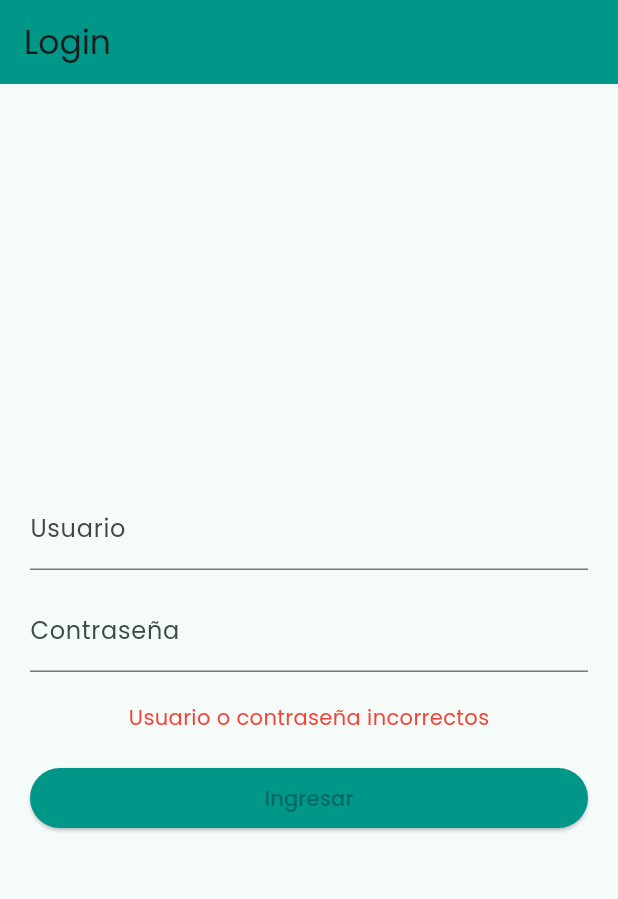
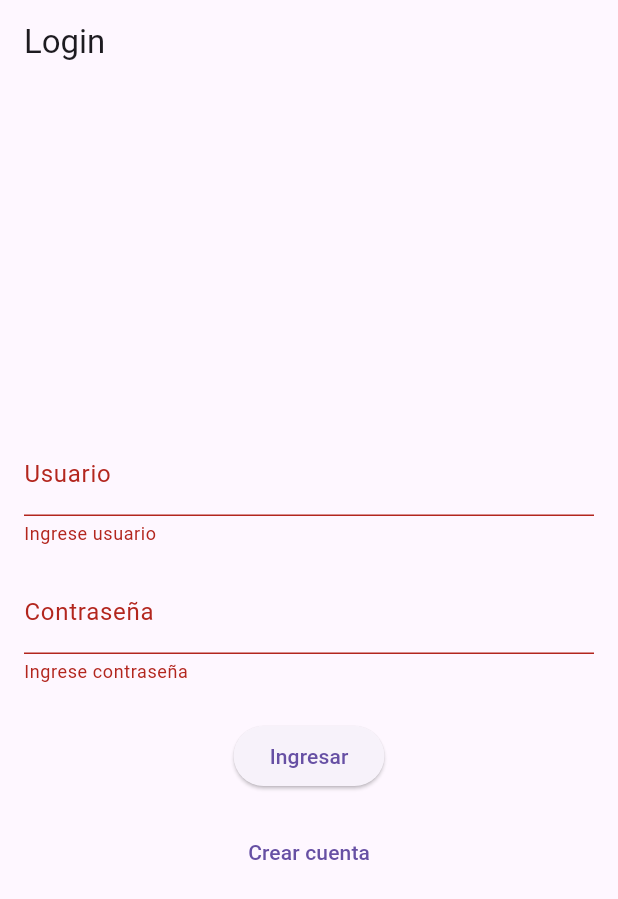
Before and after one commit to Ajvera2000/Citas_medicas_mobiles, a Flutter app: the screen it shows after launch, after a tap on "Ingresar", on a phone screen of 412 x 824 dp. Shown: the top 899 px of the screen. Run offline on Flutter 3.47's test engine with Material 3 defaults, Android fonts, the phone set to English and light mode, and no system bars; our stand-ins replace flutter_animate, flutter_local_notifications, flutter_slidable, google_fonts, shared_preferences, timezone; missing offline and left inert: dart:html.

Commit message:
register y mejora de citas

```diff
--- a/citas_medicas_app/lib/main.dart
+++ b/citas_medicas_app/lib/main.dart
@@ -1,31 +1,29 @@
 import 'package:flutter/material.dart';
-import 'pages/home_page.dart';
+import 'package:provider/provider.dart';
 import 'pages/login_page.dart';
-import 'services/auth_service.dart';
-import 'package:google_fonts/google_fonts.dart';
+import 'providers/appointment_provider.dart';
 
-void main() async {
-  WidgetsFlutterBinding.ensureInitialized();
-  final auth = AuthService();
-  final loggedIn = await auth.isLoggedIn();
-  runApp(MyApp(initialRoute: loggedIn ? const HomePage() : const LoginPage()));
+void main() {
+  runApp(const MyApp());
 }
 
 class MyApp extends StatelessWidget {
-  final Widget initialRoute;
-  const MyApp({super.key, required this.initialRoute});
+  const MyApp({super.key});
 
   @override
   Widget build(BuildContext context) {
-    return MaterialApp(
-      title: 'Citas Médicas',
-      debugShowCheckedModeBanner: false,
-      theme: ThemeData(
-        colorScheme: ColorScheme.fromSeed(seedColor: Colors.teal),
-        textTheme: GoogleFonts.poppinsTextTheme(),
-        useMaterial3: true,
+    return MultiProvider(
+      providers: [
+        ChangeNotifierProvider(create: (_) => AppointmentProvider()),
+      ],
+      child: MaterialApp(
+        debugShowCheckedModeBanner: false,
+        title: 'Citas Médicas',
+        theme: ThemeData(
+          primarySwatch: Colors.teal,
+        ),
+        home: const LoginPage(),
       ),
-      home: initialRoute,
     );
   }
 }
--- a/citas_medicas_app/lib/pages/login_page.dart
+++ b/citas_medicas_app/lib/pages/login_page.dart
@@ -1,6 +1,7 @@
 import 'package:flutter/material.dart';
 import '../services/auth_service.dart';
 import 'home_page.dart';
+import 'register_page.dart';
 
 class LoginPage extends StatefulWidget {
   const LoginPage({super.key});
@@ -10,65 +11,69 @@ class LoginPage extends StatefulWidget {
 }
 
 class _LoginPageState extends State<LoginPage> {
-  final _userCtrl = TextEditingController();
-  final _passCtrl = TextEditingController();
-  final _auth = AuthService();
-  bool _error = false;
+  final _usernameController = TextEditingController();
+  final _passwordController = TextEditingController();
+  final _formKey = GlobalKey<FormState>();
 
   void _login() async {
-    final success = await _auth.login(_userCtrl.text.trim(), _passCtrl.text);
+    if (_formKey.currentState!.validate()) {
+      final success = await AuthService().login(
+        _usernameController.text,
+        _passwordController.text,
+      );
       if (success) {
         Navigator.pushReplacement(
           context,
           MaterialPageRoute(builder: (_) => const HomePage()),
         );
       } else {
-      setState(() => _error = true);
+        ScaffoldMessenger.of(context).showSnackBar(
+          const SnackBar(content: Text('Usuario o contraseña incorrectos')),
+        );
       }
     }
-
-  @override
-  void dispose() {
-    _userCtrl.dispose();
-    _passCtrl.dispose();
-    super.dispose();
   }
 
   @override
   Widget build(BuildContext context) {
     return Scaffold(
-      appBar: AppBar(title: const Text('Login'), backgroundColor: Colors.teal),
+      appBar: AppBar(title: const Text('Login')),
       body: Padding(
-        padding: const EdgeInsets.all(20),
+        padding: const EdgeInsets.all(16),
+        child: Form(
+          key: _formKey,
           child: Column(
             mainAxisAlignment: MainAxisAlignment.center,
             children: [
-            TextField(
-              controller: _userCtrl,
+              TextFormField(
+                controller: _usernameController,
                 decoration: const InputDecoration(labelText: 'Usuario'),
+                validator: (v) => v!.isEmpty ? 'Ingrese usuario' : null,
               ),
-            const SizedBox(height: 12),
-            TextField(
-              controller: _passCtrl,
+              const SizedBox(height: 16),
+              TextFormField(
+                controller: _passwordController,
                 decoration: const InputDecoration(labelText: 'Contraseña'),
                 obscureText: true,
+                validator: (v) => v!.isEmpty ? 'Ingrese contraseña' : null,
               ),
-            const SizedBox(height: 20),
-            if (_error)
-              const Text(
-                'Usuario o contraseña incorrectos',
-                style: TextStyle(color: Colors.red),
-              ),
-            const SizedBox(height: 20),
-            SizedBox(
-              width: double.infinity,
-              child: ElevatedButton(
+              const SizedBox(height: 24),
+              ElevatedButton(
                 onPressed: _login,
                 child: const Text('Ingresar'),
-                style: ElevatedButton.styleFrom(backgroundColor: Colors.teal),
               ),
+              const SizedBox(height: 16),
+              TextButton(
+                onPressed: () {
+                  Navigator.push(
+                    context,
+                    MaterialPageRoute(builder: (_) => const RegisterPage()),
+                  );
+                },
+                child: const Text('Crear cuenta'),
               ),
             ],
+          ),
         ),
       ),
     );
--- a/citas_medicas_app/pubspec.yaml
+++ b/citas_medicas_app/pubspec.yaml
@@ -36,6 +36,10 @@ dependencies:
   shared_preferences: ^2.3.2
   flutter_slidable: ^3.1.0
   uuid: ^4.4.0
+  provider: ^6.0.5
+  flutter_local_notifications: ^15.1.0
+  image_picker: ^0.8.7+6
+  file_picker: ^5.3.0
 
   # The following adds the Cupertino Icons font to your application.
   # Use with the CupertinoIcons class for iOS style icons.
```
Also changed, not shown: citas_medicas_app/lib/models/user.dart (added, +36 -0 lines), citas_medicas_app/lib/pages/home_page.dart (+73 -61 lines), citas_medicas_app/lib/pages/profile_page.dart (added, +59 -0 lines), citas_medicas_app/lib/pages/register_page.dart (added, +121 -0 lines), citas_medicas_app/lib/providers/appointment_provider.dart (added, +41 -0 lines), citas_medicas_app/lib/services/auth_service.dart (+32 -8 lines), citas_medicas_app/lib/services/notification_service.dart (added, +58 -0 lines), citas_medicas_app/pubspec.lock, 5 other files. Lines whose indentation alone changed are shown as unchanged.
